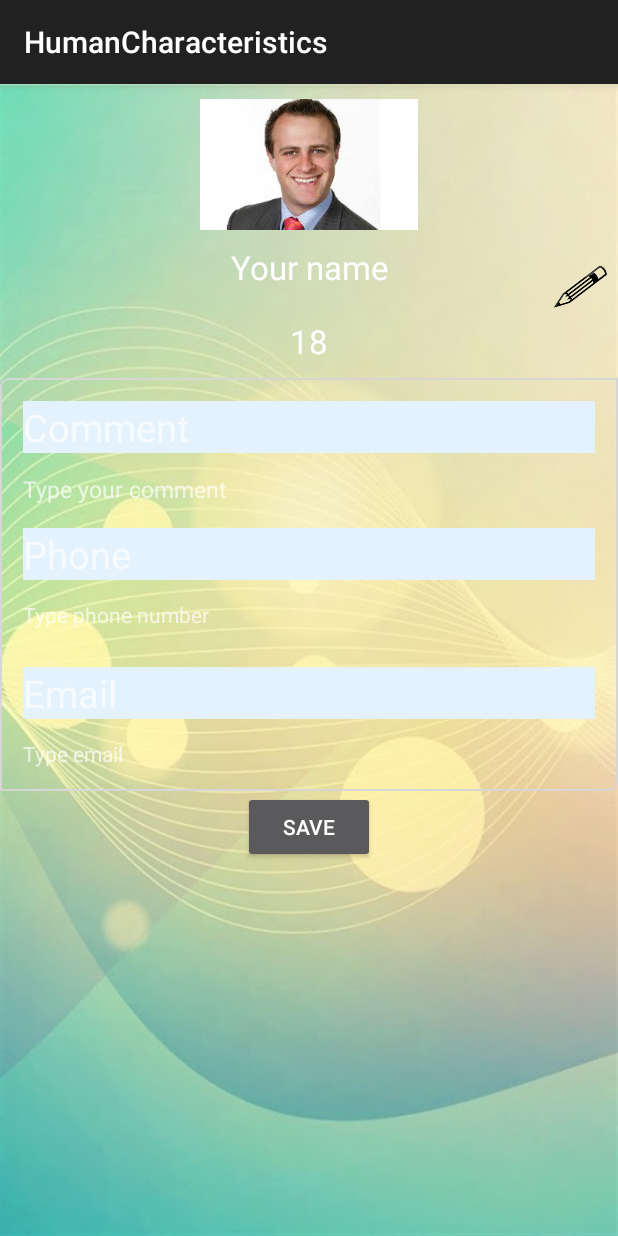
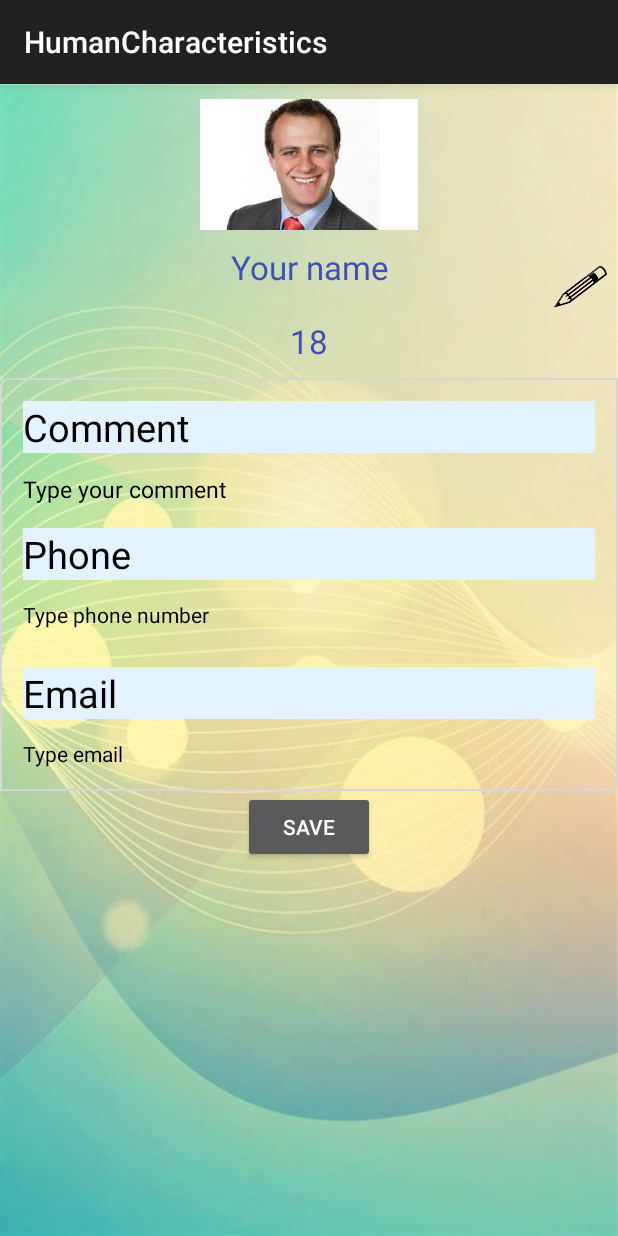
Before and after one commit to vtieude/Sernior-Project2, an Android app: the HumanInformationActivity screen opened directly, with no data from a screen before it, on a phone screen of 412 x 824 dp. Run offline under Robolectric (Android 15) with nearby library versions, the phone set to English and light mode, and no system bars.

Commit message:
change style for some UI

```diff
--- a/Development/source/app/src/main/java/com/example/wilson/humancharacteristics/HumanInformation/HumanInformationActivity.java
+++ b/Development/source/app/src/main/java/com/example/wilson/humancharacteristics/HumanInformation/HumanInformationActivity.java
@@ -203,10 +203,7 @@ public class HumanInformationActivity extends AppCompatActivity {
             textEmail.setText(humanInfor.getEmail());
             textPhone.setText(humanInfor.getPhone());
             textComment.setText(humanInfor.getComment());
-        }
-        else {
-            accessCamera();
-
+            buttonSave.setText(R.string.update_Button);
         }
     }
     @Override
--- a/Development/source/app/src/main/java/com/example/wilson/humancharacteristics/Setting/SettingActivity.java
+++ b/Development/source/app/src/main/java/com/example/wilson/humancharacteristics/Setting/SettingActivity.java
@@ -99,8 +99,8 @@ public class SettingActivity extends AppCompatActivity {
             switchCharacteristic.setChecked(false);
             switchEmotion.setChecked(false);
             switchGender.setChecked(true);
+            seekBarAmount.setDefaultValue(5);
             seekBarAmount.setCurrentValue(5);
-            seekBarAmount.setDefaultValue(5);
         }
     }
 }
--- a/Development/source/app/src/main/res/layout-land/activity_human_information.xml
+++ b/Development/source/app/src/main/res/layout-land/activity_human_information.xml
@@ -4,9 +4,11 @@
     xmlns:app="http://schemas.android.com/apk/res-auto"
     xmlns:tools="http://schemas.android.com/tools"
     android:layout_width="match_parent"
-    android:background="@drawable/background3"
+    style="@style/BackgroundTextFont"
     android:layout_height="match_parent">
-
+    <ScrollView
+        android:layout_width="match_parent"
+        android:layout_height="match_parent">
         <LinearLayout
             android:layout_width="match_parent"
             android:layout_height="match_parent"
@@ -22,16 +24,26 @@
                 android:layout_alignParentStart="true"
                 android:layout_alignParentTop="true"
                 android:id="@+id/frameLayout">
-            <LinearLayout
+                <FrameLayout
                     android:layout_width="match_parent"
                     android:layout_height="match_parent"
                     android:orientation="vertical">
+                    <LinearLayout
+                        android:layout_width="wrap_content"
+                        android:layout_height="wrap_content"
+                        android:orientation="horizontal">
                         <ImageView
                             android:id="@+id/humanFaceAvatar"
                             android:layout_width="fill_parent"
                             android:layout_height="wrap_content"
-                    android:layout_centerHorizontal="true"
+                            android:layout_marginLeft="20dp"
+                            android:layout_marginTop="10dp"
+                            android:layout_marginRight="20dp"
                             app:srcCompat="@mipmap/so1" />
+                        <LinearLayout
+                            android:layout_width="wrap_content"
+                            android:layout_height="wrap_content"
+                            android:orientation="vertical">
                             <TextView
                                 android:layout_width="fill_parent"
                                 android:layout_height="wrap_content"
@@ -39,6 +51,7 @@
                                 android:text="@string/your_name"
                                 android:id="@+id/text_name"
                                 android:gravity="center"
+                                android:textColor="@color/colorPrimary"
                                 android:padding="10dp" />
 
                             <TextView
@@ -47,17 +60,22 @@
                                 android:layout_height="wrap_content"
                                 android:gravity="center"
                                 android:padding="10dp"
+                                android:textColor="@color/colorPrimary"
                                 android:text="@string/you_age"
                                 android:textAppearance="?android:attr/textAppearanceLarge" />
+                        </LinearLayout>
                     </LinearLayout>
                     <ImageView
                         android:id="@+id/imageViewPencil"
                         android:layout_width="50dp"
                         android:layout_height="50dp"
                         android:layout_gravity="right"
-                android:layout_marginTop="100dp"
+                        android:layout_marginRight="100dp"
+                        android:layout_marginTop="20dp"
                         app:srcCompat="@mipmap/pen" />
                 </FrameLayout>
+            </FrameLayout>
+
             <LinearLayout
                 android:layout_width="match_parent"
                 android:layout_height="wrap_content"
@@ -65,6 +83,7 @@
                 android:padding="15dp"
                 android:layout_centerHorizontal="true"
                 android:orientation="vertical">
+
                 <TextView
                     android:id="@+id/titleComment"
                     android:layout_width="match_parent"
@@ -72,6 +91,7 @@
                     android:layout_alignParentStart="true"
                     android:layout_alignParentTop="true"
                     android:textSize="@dimen/tittle"
+                    android:textColor="@color/blackColor"
                     android:background="@color/colorTittle"
                     android:text="@string/tittle_comment" />
 
@@ -82,6 +102,7 @@
                     android:layout_alignParentStart="true"
                     android:layout_marginTop="13dp"
                     android:textSize="15dp"
+                    android:textColor="@color/blackColor"
                     android:text="@string/text_comment" />
 
                 <TextView
@@ -90,6 +111,7 @@
                     android:layout_height="wrap_content"
                     android:layout_alignParentStart="true"
                     android:layout_marginTop="15dp"
+                    android:textColor="@color/blackColor"
                     android:background="@color/colorTittle"
                     android:textSize="@dimen/tittle"
                     android:text="@string/tittle_phone" />
@@ -100,6 +122,7 @@
                     android:layout_height="wrap_content"
                     android:layout_alignParentStart="true"
                     android:layout_marginTop="13dp"
+                    android:textColor="@color/blackColor"
                     android:text="@string/text_phone" />
 
 
@@ -109,6 +132,7 @@
                     android:layout_height="wrap_content"
                     android:layout_alignParentStart="true"
                     android:layout_marginTop="25dp"
+                    android:textColor="@color/blackColor"
                     android:textSize="@dimen/tittle"
                     android:background="@color/colorTittle"
                     android:text="@string/tittle_email" />
@@ -119,6 +143,7 @@
                     android:layout_alignParentStart="true"
                     android:layout_marginTop="13dp"
                     android:maxLength="20"
+                    android:textColor="@color/blackColor"
                     android:text="@string/text_email" />
             </LinearLayout>
 
@@ -129,4 +154,6 @@
                 android:layout_gravity="center|bottom"
                 android:text="@string/save_button" />
         </LinearLayout>
+    </ScrollView>
+
 </android.support.constraint.ConstraintLayout>
--- a/Development/source/app/src/main/res/layout/activity_human_information.xml
+++ b/Development/source/app/src/main/res/layout/activity_human_information.xml
@@ -4,7 +4,7 @@
     xmlns:app="http://schemas.android.com/apk/res-auto"
     xmlns:tools="http://schemas.android.com/tools"
     android:layout_width="match_parent"
-    android:background="@drawable/background3"
+    style="@style/BackgroundTextFont"
     android:layout_height="match_parent">
 
     <LinearLayout
@@ -39,6 +39,7 @@
                     android:text="@string/your_name"
                     android:id="@+id/text_name"
                     android:gravity="center"
+                    android:textColor="@color/colorPrimary"
                     android:padding="10dp" />
 
                 <TextView
@@ -47,9 +48,11 @@
                     android:layout_height="wrap_content"
                     android:gravity="center"
                     android:padding="10dp"
+                    android:textColor="@color/colorPrimary"
                     android:text="@string/you_age"
                     android:textAppearance="?android:attr/textAppearanceLarge" />
             </LinearLayout>
+
             <ImageView
                 android:id="@+id/imageViewPencil"
                 android:layout_width="50dp"
@@ -73,6 +76,7 @@
                 android:layout_alignParentStart="true"
                 android:layout_alignParentTop="true"
                 android:textSize="@dimen/tittle"
+                android:textColor="@color/blackColor"
                 android:background="@color/colorTittle"
                 android:text="@string/tittle_comment" />
 
@@ -83,6 +87,7 @@
                 android:layout_alignParentStart="true"
                 android:layout_marginTop="13dp"
                 android:textSize="15dp"
+                android:textColor="@color/blackColor"
                 android:text="@string/text_comment" />
 
             <TextView
@@ -91,6 +96,7 @@
                 android:layout_height="wrap_content"
                 android:layout_alignParentStart="true"
                 android:layout_marginTop="15dp"
+                android:textColor="@color/blackColor"
                 android:background="@color/colorTittle"
                 android:textSize="@dimen/tittle"
                 android:text="@string/tittle_phone" />
@@ -101,6 +107,7 @@
                 android:layout_height="wrap_content"
                 android:layout_alignParentStart="true"
                 android:layout_marginTop="13dp"
+                android:textColor="@color/blackColor"
                 android:text="@string/text_phone" />
 
 
@@ -110,6 +117,7 @@
                 android:layout_height="wrap_content"
                 android:layout_alignParentStart="true"
                 android:layout_marginTop="25dp"
+                android:textColor="@color/blackColor"
                 android:textSize="@dimen/tittle"
                 android:background="@color/colorTittle"
                 android:text="@string/tittle_email" />
@@ -120,6 +128,7 @@
                 android:layout_alignParentStart="true"
                 android:layout_marginTop="13dp"
                 android:maxLength="20"
+                android:textColor="@color/blackColor"
                 android:text="@string/text_email" />
         </LinearLayout>
 
--- a/Development/source/app/src/main/res/layout/activity_setting.xml
+++ b/Development/source/app/src/main/res/layout/activity_setting.xml
@@ -9,6 +9,7 @@
         android:layout_width="match_parent"
         android:background="@drawable/background3"
         android:id="@+id/setting_layout"
+        style="@style/CustomAppTheme"
         android:layout_height="match_parent">
     </RelativeLayout>
 
--- a/Development/source/app/src/main/res/layout/list_item_human.xml
+++ b/Development/source/app/src/main/res/layout/list_item_human.xml
@@ -18,6 +18,7 @@
         android:layout_height="wrap_content"
         android:layout_alignTop="@+id/imageView_flag"
         android:layout_marginStart="45dp"
+        android:textColor="@color/colorPrimary"
         android:layout_toEndOf="@+id/imageView_flag"
         android:text="Name" />
 
@@ -25,6 +26,7 @@
         android:id="@+id/item_age"
         android:layout_width="wrap_content"
         android:layout_height="wrap_content"
+        android:textColor="@color/colorPrimary"
         android:layout_alignBottom="@+id/imageView_flag"
         android:layout_alignStart="@+id/item_name"
         android:text="Age" />
--- a/Development/source/app/src/main/res/values/colors.xml
+++ b/Development/source/app/src/main/res/values/colors.xml
@@ -5,4 +5,5 @@
     <color name="colorAccent">#FF4081</color>
     <color name="red">#ffff0000</color>
     <color name="colorTittle">#E3F2FD</color>
+    <color name="blackColor">#000000</color>
 </resources>
--- a/Development/source/app/src/main/res/values/strings.xml
+++ b/Development/source/app/src/main/res/values/strings.xml
@@ -27,4 +27,5 @@
     <string name="permission_camera_rationale">Access to the camera is needed for detection</string>
     <string name="no_camera_permission">This application cannot run because it does not have the camera permission.  The application will now exit.</string>
     <string name="low_storage_error">Face detector dependencies cannot be downloaded due to low device storage</string>
+    <string name="update_Button">Update</string>
 </resources>
--- a/Development/source/app/src/main/res/values/styles.xml
+++ b/Development/source/app/src/main/res/values/styles.xml
@@ -17,5 +17,13 @@
         <item name="android:layout_height">wrap_content</item>
         <item name="android:typeface">monospace</item>
     </style>
-
+    <style name="BackgroundTextFont" parent="@android:style/TextAppearance.Medium">
+        <item name="android:background">@drawable/background3</item>
+        <item name="android:textColor">@color/colorPrimary</item>
+        <item name="android:typeface">monospace</item>
+    </style>
+    <style name="CustomAppTheme" parent="Theme.AppCompat">
+        <item name="android:textColorPrimaryDisableOnly">#00838f</item>
+        <item name="colorAccent">#e91e63</item>
+    </style>
 </resources>
--- a/Development/source/app/src/main/res/xml/setting_screen.xml
+++ b/Development/source/app/src/main/res/xml/setting_screen.xml
@@ -14,6 +14,7 @@
         android:title="@string/gender_setting"
         android:icon="@mipmap/gender"
         android:key="switch_gender"
+        android:textColor="@color/blackColor"
         android:summaryOff="Off"
         android:summaryOn="On">
     </SwitchPreference>
@@ -22,6 +23,8 @@
         android:key="switch_emotion"
         android:icon="@mipmap/emotion"
         android:summaryOff="Off"
+        android:switchTextAppearance="@color/blackColor"
+        android:textColor="@color/blackColor"
         android:summaryOn="On">
     </SwitchPreference>
     <SwitchPreference
@@ -29,13 +32,15 @@
         android:key="switch_character"
         android:icon="@mipmap/characteristic"
         android:summaryOff="Off"
+        android:textColor="@color/blackColor"
         android:summaryOn="On">
     </SwitchPreference>
     <com.pavelsikun.seekbarpreference.SeekBarPreference
         android:key="amount_face"
         android:title="@string/amount_setting"
+        android:textColor="@color/blackColor"
         android:summary="@string/description_amount"
-        sample:msbp_minValue="1"
+        android:textColorHighlight="@color/blackColor"
         sample:msbp_maxValue="10"
         />
 </PreferenceScreen>
```
Also changed, not shown: 2 other files. Lines whose indentation alone changed are shown as unchanged.
